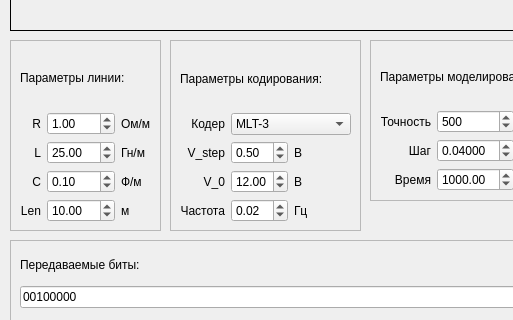
Qt form demo/mainwindow.ui (bestialyokel/diplom) before a commit; both pictures show x 0 to 513 and y 290 to 610 of the 800 by 610 pixel window.
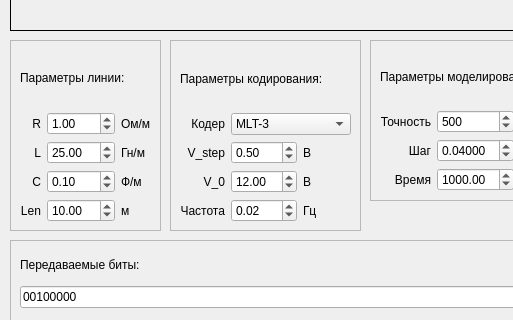
The same form after that commit. Custom widgets are drawn as their Qt base class.

Commit message: form litle fix

The edit to the form file:
```diff
--- a/demo/mainwindow.ui
+++ b/demo/mainwindow.ui
@@ -466,6 +466,9 @@
         <property name="minimum">
          <double>0.010000000000000</double>
         </property>
+        <property name="maximum">
+         <double>100000.000000000000000</double>
+        </property>
         <property name="singleStep">
          <double>0.010000000000000</double>
         </property>
```
Left out of the diff: 2 changed lines with no effect on the pictures.
